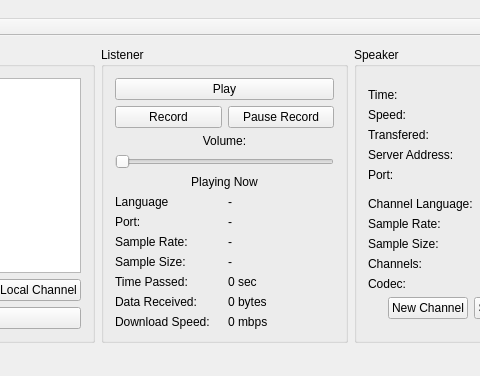
Old version of the form Translator/gui.ui in the repository Ernyoke/Allamvizsga; both pictures show x 185 to 665 and y 0 to 376 of the 797 by 376 pixel window.
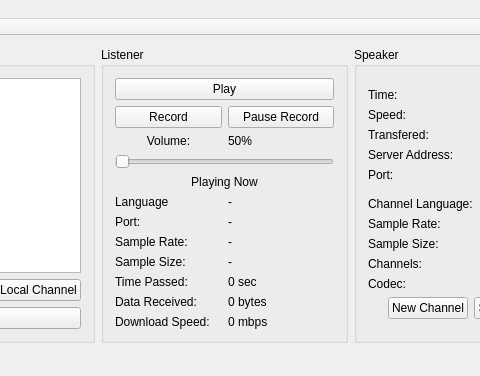
New version of the form.

The edit to the form file:
```diff
--- a/Translator/gui.ui
+++ b/Translator/gui.ui
@@ -7,7 +7,7 @@
     <x>0</x>
     <y>0</y>
     <width>797</width>
-    <height>363</height>
+    <height>370</height>
    </rect>
   </property>
   <property name="sizePolicy">
@@ -515,7 +515,14 @@
              </property>
             </widget>
            </item>
-           <item row="1" column="0">
+           <item row="0" column="1">
+            <widget class="QLabel" name="volumeLabel">
+             <property name="text">
+              <string>50%</string>
+             </property>
+            </widget>
+           </item>
+           <item row="1" column="0" colspan="2">
             <widget class="QSlider" name="volumeSlider">
              <property name="orientation">
               <enum>Qt::Horizontal</enum>
```
